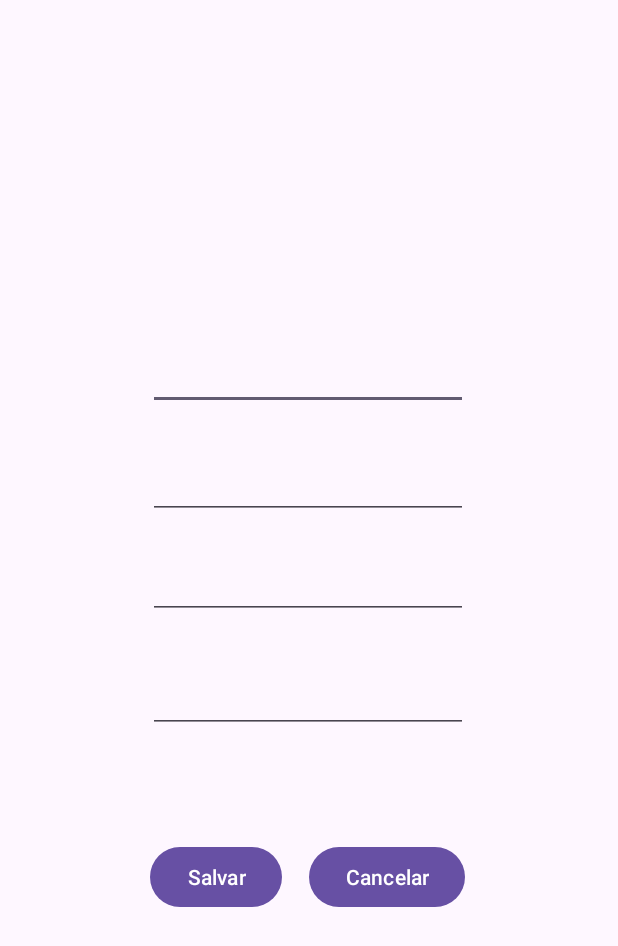
After one commit to kelvinromero/MDP, an Android app: the ColorFormActivity screen opened directly, with no data from a screen before it, on a phone screen of 412 x 824 dp. The commit adds this screen. Shown: the top 946 px of the screen. Run offline under Robolectric (Android 15) with nearby library versions, the phone set to English and light mode, and no system bars; 2 statements that could not run were skipped.

Commit message:
rgb color crud

```diff
--- a/RGBManager/app/src/main/AndroidManifest.xml
+++ b/RGBManager/app/src/main/AndroidManifest.xml
@@ -21,6 +21,11 @@
                 <category android:name="android.intent.category.LAUNCHER" />
             </intent-filter>
         </activity>
+
+        <activity
+            android:name=".ColorFormActivity"
+            android:exported="false">
+        </activity>
     </application>
 
 </manifest>
--- /dev/null
+++ b/RGBManager/app/src/main/java/com/example/rgbmanager/ColorFormActivity.kt
@@ -0,0 +1,64 @@
+package com.example.rgbmanager
+
+import android.content.Intent
+import android.os.Build
+import androidx.appcompat.app.AppCompatActivity
+import android.os.Bundle
+import android.widget.Button
+import android.widget.EditText
+
+class ColorFormActivity : AppCompatActivity() {
+    private lateinit var color: RGBColor
+    private lateinit var etColor: EditText
+    private lateinit var etRed: EditText
+    private lateinit var etGreen: EditText
+    private lateinit var etBlue: EditText
+    private lateinit var btnSaveColor: Button
+    private lateinit var btnCancel: Button
+
+    override fun onCreate(savedInstanceState: Bundle?) {
+        super.onCreate(savedInstanceState)
+        setContentView(R.layout.activity_color_form)
+
+        this.color = if (Build.VERSION.SDK_INT >= Build.VERSION_CODES.TIRAMISU) {
+            intent.getSerializableExtra("COLOR", RGBColor::class.java)
+        } else {
+            intent.getSerializableExtra("COLOR")
+        } as RGBColor
+
+        this.etColor = findViewById(R.id.etColorName)
+        this.etRed = findViewById(R.id.etRed)
+        this.etGreen = findViewById(R.id.etGreen)
+        this.etBlue = findViewById(R.id.etBlue)
+        this.btnSaveColor = findViewById(R.id.btSaveColor)
+        this.btnCancel = findViewById(R.id.btCancelColor)
+
+        if (this.color.name != "") {
+            fillForm()
+        }
+
+        this.btnSaveColor.setOnClickListener { saveColor() }
+        this.btnCancel.setOnClickListener { finish() }
+    }
+
+    private fun fillForm() {
+        this.etColor.setText(color.name)
+        this.etRed.setText(color.red.toString())
+        this.etGreen.setText(color.green.toString())
+        this.etBlue.setText(color.blue.toString())
+    }
+
+    private fun saveColor() {
+        val colorName = this.etColor.text.toString()
+        val red = this.etRed.text.toString().toInt()
+        val green = this.etGreen.text.toString().toInt()
+        val blue = this.etBlue.text.toString().toInt()
+        val color = RGBColor(colorName, red, green, blue)
+        val intent = Intent().apply {
+            putExtra("COLOR", color)
+        }
+
+        setResult(RESULT_OK, intent)
+        finish()
+    }
+}
--- /dev/null
+++ b/RGBManager/app/src/main/java/com/example/rgbmanager/RGBColor.kt
@@ -0,0 +1,3 @@
+package com.example.rgbmanager
+
+class RGBColor(var name: String, var red: Int, var green: Int, var blue: Int): java.io.Serializable
--- /dev/null
+++ b/RGBManager/app/src/main/res/layout/activity_color_form.xml
@@ -0,0 +1,86 @@
+<?xml version="1.0" encoding="utf-8"?>
+<androidx.constraintlayout.widget.ConstraintLayout xmlns:android="http://schemas.android.com/apk/res/android"
+    xmlns:app="http://schemas.android.com/apk/res-auto"
+    xmlns:tools="http://schemas.android.com/tools"
+    android:layout_width="match_parent"
+    android:layout_height="match_parent"
+    tools:context=".ColorFormActivity">
+
+
+    <EditText
+        android:id="@+id/etColorName"
+        android:layout_width="wrap_content"
+        android:layout_height="wrap_content"
+        android:ems="10"
+        android:inputType="text"
+        app:layout_constraintBottom_toBottomOf="parent"
+        app:layout_constraintEnd_toEndOf="parent"
+        app:layout_constraintHorizontal_bias="0.497"
+        app:layout_constraintStart_toStartOf="parent"
+        app:layout_constraintTop_toTopOf="parent"
+        app:layout_constraintVertical_bias="0.293" />
+
+    <EditText
+        android:id="@+id/etRed"
+        android:layout_width="wrap_content"
+        android:layout_height="wrap_content"
+        android:ems="10"
+        android:inputType="number"
+        app:layout_constraintBottom_toBottomOf="parent"
+        app:layout_constraintEnd_toEndOf="parent"
+        app:layout_constraintHorizontal_bias="0.497"
+        app:layout_constraintStart_toStartOf="parent"
+        app:layout_constraintTop_toTopOf="parent"
+        app:layout_constraintVertical_bias="0.386" />
+
+    <EditText
+        android:id="@+id/etBlue"
+        android:layout_width="wrap_content"
+        android:layout_height="wrap_content"
+        android:ems="10"
+        android:inputType="number"
+        app:layout_constraintBottom_toBottomOf="parent"
+        app:layout_constraintEnd_toEndOf="parent"
+        app:layout_constraintHorizontal_bias="0.497"
+        app:layout_constraintStart_toStartOf="parent"
+        app:layout_constraintTop_toTopOf="parent"
+        app:layout_constraintVertical_bias="0.472" />
+
+    <EditText
+        android:id="@+id/etGreen"
+        android:layout_width="wrap_content"
+        android:layout_height="wrap_content"
+        android:ems="10"
+        android:inputType="number"
+        app:layout_constraintBottom_toBottomOf="parent"
+        app:layout_constraintEnd_toEndOf="parent"
+        app:layout_constraintHorizontal_bias="0.497"
+        app:layout_constraintStart_toStartOf="parent"
+        app:layout_constraintTop_toTopOf="parent"
+        app:layout_constraintVertical_bias="0.569" />
+
+    <Button
+        android:id="@+id/btSaveColor"
+        android:layout_width="wrap_content"
+        android:layout_height="wrap_content"
+        android:text="Salvar"
+        app:layout_constraintBottom_toBottomOf="parent"
+        app:layout_constraintEnd_toEndOf="parent"
+        app:layout_constraintHorizontal_bias="0.309"
+        app:layout_constraintStart_toStartOf="parent"
+        app:layout_constraintTop_toBottomOf="@+id/etColorName"
+        app:layout_constraintVertical_bias="0.572" />
+
+    <Button
+        android:id="@+id/btCancelColor"
+        android:layout_width="wrap_content"
+        android:layout_height="wrap_content"
+        android:text="Cancelar"
+        app:layout_constraintBottom_toBottomOf="parent"
+        app:layout_constraintEnd_toEndOf="parent"
+        app:layout_constraintHorizontal_bias="0.669"
+        app:layout_constraintStart_toStartOf="parent"
+        app:layout_constraintTop_toBottomOf="@+id/etColorName"
+        app:layout_constraintVertical_bias="0.572" />
+
+</androidx.constraintlayout.widget.ConstraintLayout>
```
Also changed, not shown: RGBManager/app/src/main/java/com/example/rgbmanager/ColorAdapter.kt (+6 -6 lines), RGBManager/app/src/main/java/com/example/rgbmanager/MainActivity.kt (+50 -6 lines).
